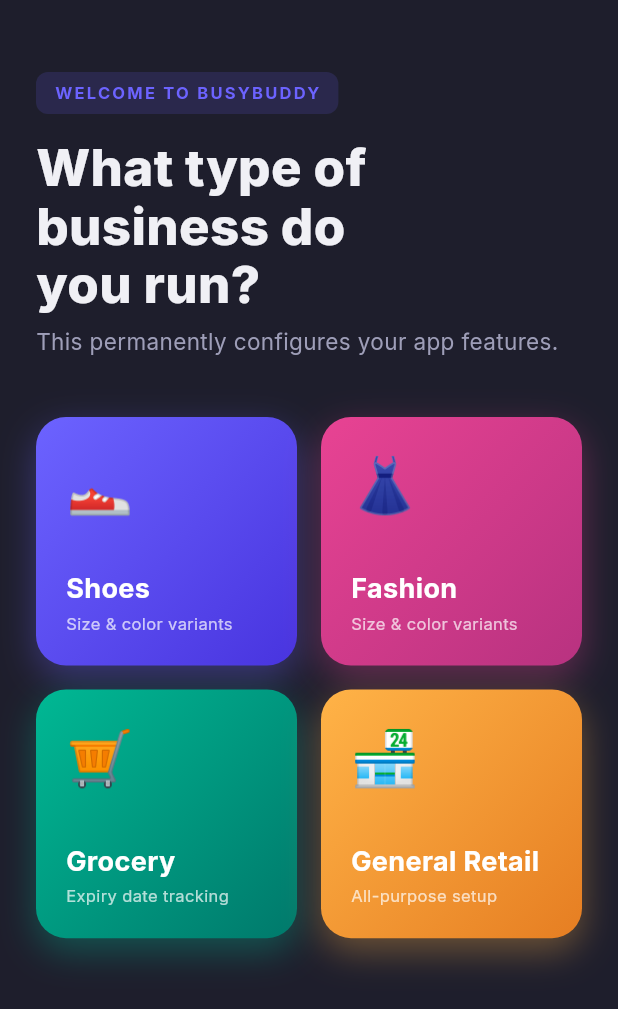
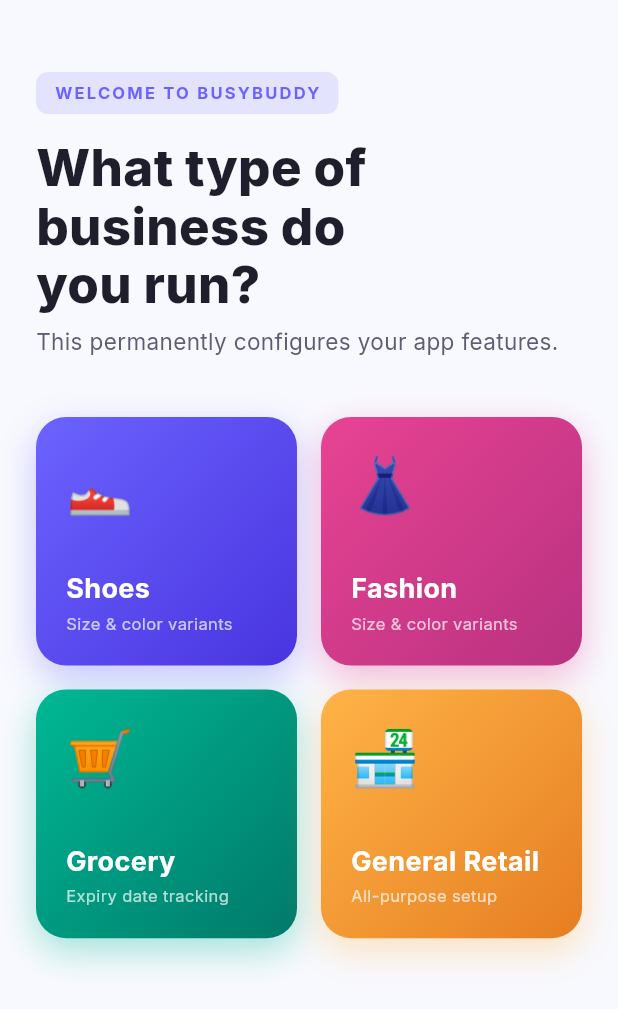
Before and after one commit to mrinalsardar/busybuddy, a Flutter app: the screen it shows after launch, on a phone screen of 412 x 824 dp. Shown: the top 1009 px of the screen. Run offline on Flutter 3.47's test engine with Material 3 defaults, Android fonts, the phone set to English and light mode, and no system bars; our stand-ins replace equatable, flutter_riverpod, go_router, image_picker, material_ui, shared_preferences and 1 more; missing offline and left inert: powersync, sqlite_async; accounts and stored records are empty; statements that could not run were skipped.

Commit message:
feat(theme): add light theme with Light/Dark/System setting

```diff
--- /dev/null
+++ b/lib/core/theme/app_colors.dart
@@ -0,0 +1,122 @@
+import 'package:material_ui/material_ui.dart';
+
+/// The colours that differ between the light and dark themes. Read them with
+/// `context.colors`. The brand purple is the same in both and stays on
+/// [AppTheme].
+class AppColors extends ThemeExtension<AppColors> {
+  const AppColors({
+    required this.background,
+    required this.card,
+    required this.textPrimary,
+    required this.textSecondary,
+    required this.divider,
+    required this.accent,
+    required this.warning,
+    required this.error,
+    required this.success,
+    required this.shadow,
+    required this.buttonSpinner,
+  });
+
+  final Color background;
+  final Color card;
+  final Color textPrimary;
+  final Color textSecondary;
+  final Color divider;
+  // Used as text on the surfaces above and as snack bar backgrounds.
+  final Color accent;
+  final Color warning;
+  final Color error;
+  final Color success;
+  /// Shadow of the bottom bar and cart panel.
+  final Color shadow;
+  /// Progress indicator inside a button that is disabled while busy.
+  final Color buttonSpinner;
+
+  static const dark = AppColors(
+    background: Color(0xFF1E1E2C),
+    card: Color(0xFF2A2A3D),
+    textPrimary: Color(0xFFF0F0F5),
+    textSecondary: Color(0xFF9E9EB8),
+    divider: Color(0xFF3A3A52),
+    accent: Color(0xFF00D9A6),
+    warning: Color(0xFFFFB347),
+    error: Color(0xFFFF6B6B),
+    success: Color(0xFF4ECB71),
+    shadow: Color(0x4D000000),
+    buttonSpinner: Color(0xFFFFFFFF),
+  );
+
+  // The status colours are darker shades of the dark theme's, so that they
+  // stay readable as text on white.
+  static const light = AppColors(
+    background: Color(0xFFF8F9FE),
+    card: Color(0xFFFFFFFF),
+    textPrimary: Color(0xFF1E1E2C),
+    textSecondary: Color(0xFF5C5C75),
+    divider: Color(0xFFD5D6E4),
+    accent: Color(0xFF00755A),
+    warning: Color(0xFF8F5300),
+    error: Color(0xFFC62828),
+    success: Color(0xFF1B7339),
+    shadow: Color(0x1A000000),
+    buttonSpinner: Color(0xFF6C63FF),
+  );
+
+  @override
+  AppColors copyWith({
+    Color? background,
+    Color? card,
+    Color? textPrimary,
+    Color? textSecondary,
+    Color? divider,
+    Color? accent,
+    Color? warning,
+    Color? error,
+    Color? success,
+    Color? shadow,
+    Color? buttonSpinner,
+  }) =>
+      AppColors(
+        background: background ?? this.background,
+        card: card ?? this.card,
+        textPrimary: textPrimary ?? this.textPrimary,
+        textSecondary: textSecondary ?? this.textSecondary,
+        divider: divider ?? this.divider,
+        accent: accent ?? this.accent,
+        warning: warning ?? this.warning,
+        error: error ?? this.error,
+        success: success ?? this.success,
+        shadow: shadow ?? this.shadow,
+        buttonSpinner: buttonSpinner ?? this.buttonSpinner,
+      );
+
+  @override
+  AppColors lerp(AppColors? other, double t) {
+    if (other == null) return this;
+    Color mix(Color a, Color b) => Color.lerp(a, b, t)!;
+    return AppColors(
+      background: mix(background, other.background),
+      card: mix(card, other.card),
+      textPrimary: mix(textPrimary, other.textPrimary),
+      textSecondary: mix(textSecondary, other.textSecondary),
+      divider: mix(divider, other.divider),
+      accent: mix(accent, other.accent),
+      warning: mix(warning, other.warning),
+      error: mix(error, other.error),
+      success: mix(success, other.success),
+      shadow: mix(shadow, other.shadow),
+      buttonSpinner: mix(buttonSpinner, other.buttonSpinner),
+    );
+  }
+}
+
+extension AppColorsContext on BuildContext {
+  /// The active theme's colours. A theme without them (a bare [MaterialApp]
+  /// in a test) gets the set matching its brightness.
+  AppColors get colors {
+    final theme = Theme.of(this);
+    return theme.extension<AppColors>() ??
+        (theme.brightness == Brightness.dark ? AppColors.dark : AppColors.light);
+  }
+}
--- a/lib/core/theme/app_theme.dart
+++ b/lib/core/theme/app_theme.dart
@@ -1,4 +1,7 @@
+import 'package:flutter/services.dart';
 import 'package:material_ui/material_ui.dart';
+
+import 'app_colors.dart';
 
 /// App-wide design tokens and theme builder.
 class AppTheme {
@@ -6,17 +9,8 @@ class AppTheme {
 
   // ── Palette ──────────────────────────────────────────
   static const Color primaryPurple = Color(0xFF6C63FF);
-  static const Color primaryDark = Color(0xFF3F3D56);
-  static const Color surfaceDark = Color(0xFF1E1E2C);
-  static const Color surfaceCard = Color(0xFF2A2A3D);
-  static const Color surfaceLight = Color(0xFFF8F9FE);
   static const Color accent = Color(0xFF00D9A6);
-  static const Color warning = Color(0xFFFFB347);
-  static const Color error = Color(0xFFFF6B6B);
-  static const Color success = Color(0xFF4ECB71);
-  static const Color textPrimary = Color(0xFFF0F0F5);
-  static const Color textSecondary = Color(0xFF9E9EB8);
-  static const Color dividerColor = Color(0xFF3A3A52);
+  // Colours that depend on the theme are in [AppColors].
 
   // ── Radius ───────────────────────────────────────────
   static const double radiusSm = 8;
@@ -30,40 +24,72 @@ class AppTheme {
   static const double spaceLg = 24;
   static const double spaceXl = 32;
 
-  static final ThemeData darkTheme = _buildDarkTheme();
+  static final ThemeData darkTheme = _build(Brightness.dark, AppColors.dark);
+  static final ThemeData lightTheme = _build(Brightness.light, AppColors.light);
 
-  static ThemeData _buildDarkTheme() {
-    final baseText = ThemeData.dark().textTheme.apply(fontFamily: 'Inter');
+  /// Status and navigation bar styling for a theme of [brightness].
+  static SystemUiOverlayStyle overlayStyle(Brightness brightness) {
+    final dark = brightness == Brightness.dark;
+    final icons = dark ? Brightness.light : Brightness.dark;
+    return SystemUiOverlayStyle(
+      statusBarColor: Colors.transparent,
+      statusBarIconBrightness: icons,
+      // iOS names the bar's brightness, not the icons'.
+      statusBarBrightness: brightness,
+      systemNavigationBarColor: (dark ? AppColors.dark : AppColors.light).card,
+      systemNavigationBarIconBrightness: icons,
+    );
+  }
+
+  static ThemeData _build(Brightness brightness, AppColors colors) {
+    final dark = brightness == Brightness.dark;
+    final baseText = (dark ? ThemeData.dark() : ThemeData.light()).textTheme.apply(fontFamily: 'Inter');
     return ThemeData(
       useMaterial3: true,
-      brightness: Brightness.dark,
+      brightness: brightness,
       fontFamily: 'Inter',
-      scaffoldBackgroundColor: surfaceDark,
-      colorScheme: const ColorScheme.dark(
-        primary: primaryPurple,
-        secondary: accent,
-        surface: surfaceCard,
-        error: error,
-        onPrimary: Colors.white,
-        onSurface: textPrimary,
-        onSecondary: Colors.black,
-      ),
+      extensions: [colors],
+      scaffoldBackgroundColor: colors.background,
+      colorScheme: dark
+          ? ColorScheme.dark(
+              primary: primaryPurple,
+              secondary: accent,
+              surface: colors.card,
+              error: colors.error,
+              onPrimary: Colors.white,
+              onSurface: colors.textPrimary,
+              onSecondary: Colors.black,
+            )
+          : ColorScheme.light(
+              primary: primaryPurple,
+              secondary: accent,
+              surface: colors.card,
+              error: colors.error,
+              onPrimary: Colors.white,
+              onSurface: colors.textPrimary,
+              onSecondary: Colors.black,
+              onError: Colors.white,
+              onSurfaceVariant: colors.textSecondary,
+              outline: colors.textSecondary,
+              outlineVariant: colors.divider,
+            ),
       cardTheme: CardThemeData(
-        color: surfaceCard,
+        color: colors.card,
         elevation: 0,
         shape: RoundedRectangleBorder(borderRadius: BorderRadius.circular(radiusMd)),
       ),
       appBarTheme: AppBarTheme(
-        backgroundColor: surfaceDark,
+        backgroundColor: colors.background,
+        systemOverlayStyle: overlayStyle(brightness),
         elevation: 0,
         centerTitle: false,
         titleTextStyle: TextStyle(
           fontFamily: 'Inter',
           fontSize: 20,
           fontWeight: FontWeight.w700,
-          color: textPrimary,
+          color: colors.textPrimary,
         ),
-        iconTheme: const IconThemeData(color: textPrimary),
+        iconTheme: IconThemeData(color: colors.textPrimary),
       ),
       elevatedButtonTheme: ElevatedButtonThemeData(
         style: ElevatedButton.styleFrom(
@@ -86,27 +112,27 @@ class AppTheme {
       ),
       inputDecorationTheme: InputDecorationTheme(
         filled: true,
-        fillColor: surfaceCard,
+        fillColor: colors.card,
         border: OutlineInputBorder(
           borderRadius: BorderRadius.circular(radiusMd),
-          borderSide: const BorderSide(color: dividerColor),
+          borderSide: BorderSide(color: colors.divider),
         ),
         enabledBorder: OutlineInputBorder(
           borderRadius: BorderRadius.circular(radiusMd),
-          borderSide: const BorderSide(color: dividerColor),
+          borderSide: BorderSide(color: colors.divider),
         ),
         focusedBorder: OutlineInputBorder(
           borderRadius: BorderRadius.circular(radiusMd),
           borderSide: const BorderSide(color: primaryPurple, width: 2),
         ),
         contentPadding: const EdgeInsets.symmetric(horizontal: 16, vertical: 14),
-        hintStyle: TextStyle(fontFamily: 'Inter', fontWeight: FontWeight.w400, color: textSecondary, fontSize: 14),
-        labelStyle: TextStyle(fontFamily: 'Inter', fontWeight: FontWeight.w400, color: textSecondary, fontSize: 14),
+        hintStyle: TextStyle(fontFamily: 'Inter', fontWeight: FontWeight.w400, color: colors.textSecondary, fontSize: 14),
+        labelStyle: TextStyle(fontFamily: 'Inter', fontWeight: FontWeight.w400, color: colors.textSecondary, fontSize: 14),
       ),
-      bottomNavigationBarTheme: const BottomNavigationBarThemeData(
-        backgroundColor: surfaceCard,
+      bottomNavigationBarTheme: BottomNavigationBarThemeData(
+        backgroundColor: colors.card,
         selectedItemColor: primaryPurple,
-        unselectedItemColor: textSecondary,
+        unselectedItemColor: colors.textSecondary,
         type: BottomNavigationBarType.fixed,
         elevation: 8,
       ),
@@ -115,15 +141,15 @@ class AppTheme {
         foregroundColor: Colors.white,
         elevation: 4,
       ),
-      dividerTheme: const DividerThemeData(color: dividerColor, thickness: 0.5),
+      dividerTheme: DividerThemeData(color: colors.divider, thickness: 0.5),
       textTheme: baseText.copyWith(
-        headlineLarge: baseText.headlineLarge?.copyWith(color: textPrimary, fontWeight: FontWeight.w800),
-        headlineMedium: baseText.headlineMedium?.copyWith(color: textPrimary, fontWeight: FontWeight.w700),
-        titleLarge: baseText.titleLarge?.copyWith(color: textPrimary, fontWeight: FontWeight.w700),
-        titleMedium: baseText.titleMedium?.copyWith(color: textPrimary, fontWeight: FontWeight.w600),
-        bodyLarge: baseText.bodyLarge?.copyWith(color: textPrimary),
-        bodyMedium: baseText.bodyMedium?.copyWith(color: textSecondary),
-        labelLarge: baseText.labelLarge?.copyWith(color: textPrimary, fontWeight: FontWeight.w600),
+        headlineLarge: baseText.headlineLarge?.copyWith(color: colors.textPrimary, fontWeight: FontWeight.w800),
+        headlineMedium: baseText.headlineMedium?.copyWith(color: colors.textPrimary, fontWeight: FontWeight.w700),
+        titleLarge: baseText.titleLarge?.copyWith(color: colors.textPrimary, fontWeight: FontWeight.w700),
+        titleMedium: baseText.titleMedium?.copyWith(color: colors.textPrimary, fontWeight: FontWeight.w600),
+        bodyLarge: baseText.bodyLarge?.copyWith(color: colors.textPrimary),
+        bodyMedium: baseText.bodyMedium?.copyWith(color: colors.textSecondary),
+        labelLarge: baseText.labelLarge?.copyWith(color: colors.textPrimary, fontWeight: FontWeight.w600),
       ),
     );
   }
--- a/lib/features/profile/screens/profile_type_screen.dart
+++ b/lib/features/profile/screens/profile_type_screen.dart
@@ -3,6 +3,7 @@ import 'package:flutter_riverpod/flutter_riverpod.dart';
 import 'package:go_router/go_router.dart';
 import '../../../core/auth/auth_repository.dart';
 import '../../../core/providers/core_providers.dart';
+import '../../../core/theme/app_colors.dart';
 import '../../../core/theme/app_theme.dart';
 import '../../../core/models/business_profile.dart';
 
@@ -58,7 +59,7 @@ class ProfileTypeScreen extends ConsumerWidget {
                       style: TextStyle(
                         fontSize: 34,
                         fontWeight: FontWeight.w800,
-                        color: AppTheme.textPrimary,
+                        color: context.colors.textPrimary,
                         height: 1.15,
                       ),
                     ),
@@ -68,7 +69,7 @@ class ProfileTypeScreen extends ConsumerWidget {
                       style: TextStyle(
                         fontWeight: FontWeight.w400,
                         fontSize: 15,
-                        color: AppTheme.textSecondary,
+                        color: context.colors.textSecondary,
                       ),
                     ),
                   ],
@@ -106,7 +107,7 @@ class ProfileTypeScreen extends ConsumerWidget {
                         } on AuthFailure catch (e) {
                           if (context.mounted) {
                             ScaffoldMessenger.of(context).showSnackBar(
-                              SnackBar(content: Text('$e'), backgroundColor: AppTheme.error),
+                              SnackBar(content: Text('$e'), backgroundColor: context.colors.error),
                             );
                           }
                         }
--- a/lib/main.dart
+++ b/lib/main.dart
@@ -1,6 +1,7 @@
 import 'package:material_ui/material_ui.dart';
 import 'package:flutter/services.dart';
 import 'package:flutter_riverpod/flutter_riverpod.dart';
+import 'package:shared_preferences/shared_preferences.dart';
 import 'package:supabase_flutter/supabase_flutter.dart';
 import 'core/auth/auth_repository.dart';
 import 'core/db/database_helper.dart';
@@ -10,6 +11,7 @@ import 'core/images/product_image_store.dart';
 import 'core/db/sync_session.dart';
 import 'core/providers/core_providers.dart';
 import 'core/theme/app_theme.dart';
+import 'core/theme/theme_mode_provider.dart';
 import 'core/router/app_router.dart';
 
 // Backend config, passed with --dart-define (never commit real values):
@@ -29,19 +31,14 @@ Future<void> main() async {
     DeviceOrientation.portraitDown,
   ]);
 
-  // Dark status bar
-  SystemChrome.setSystemUIOverlayStyle(const SystemUiOverlayStyle(
-    statusBarColor: Colors.transparent,
-    statusBarIconBrightness: Brightness.light,
-    systemNavigationBarColor: AppTheme.surfaceCard,
-    systemNavigationBarIconBrightness: Brightness.light,
-  ));
-
   // The router needs to know before the first frame whether a stored session
   // exists. Initializing reads it from the device, so it works offline.
   final backend = await _initAuth();
+  // Read before the first frame, so it already uses the saved theme.
+  final preferences = await _loadPreferences();
   runApp(ProviderScope(
     overrides: [
+      preferencesProvider.overrideWithValue(preferences),
       if (backend != null) ...[
         authRepositoryProvider.overrideWithValue(backend.auth),
         productImageStoreProvider.overrideWithValue(backend.images),
@@ -49,6 +46,15 @@ Future<void> main() async {
     ],
     child: const BusyBuddyApp(),
   ));
+}
+
+Future<SharedPreferences?> _loadPreferences() async {
+  try {
+    return await SharedPreferences.getInstance();
+  } catch (e) {
+    debugPrint('Device preferences unavailable: $e');
+    return null;
+  }
 }
 
 /// Starts Supabase Auth and syncing when a backend is configured. Returns
@@ -81,7 +87,14 @@ class BusyBuddyApp extends ConsumerWidget {
     return MaterialApp.router(
       title: 'BusyBuddy',
       debugShowCheckedModeBanner: false,
-      theme: AppTheme.darkTheme,
+      theme: AppTheme.lightTheme,
+      darkTheme: AppTheme.darkTheme,
+      themeMode: ref.watch(themeModeProvider),
+      // For screens without an app bar; app bars set the same style.
+      builder: (context, child) => AnnotatedRegion<SystemUiOverlayStyle>(
+        value: AppTheme.overlayStyle(Theme.of(context).brightness),
+        child: child!,
+      ),
       routerConfig: router,
     );
   }
--- a/pubspec.yaml
+++ b/pubspec.yaml
@@ -23,6 +23,9 @@ dependencies:
   # State management
   flutter_riverpod: ^3.5.0
   riverpod_annotation: ^4.0.8
+
+  # Per-device preferences (theme choice); not synced
+  shared_preferences: ^2.5.6
 
   # Navigation
   go_router: ^18.1.4
```
Also changed, not shown: lib/core/theme/theme_mode_provider.dart (added, +33 -0 lines), lib/features/auth/screens/login_screen.dart (+6 -6 lines), lib/features/auth/screens/owner_conflict_screen.dart (+5 -5 lines), lib/features/auth/screens/syncing_screen.dart (+4 -4 lines), lib/features/home/home_shell.dart (+4 -3 lines), lib/features/inventory/screens/product_form_screen.dart (+17 -16 lines), lib/features/inventory/screens/product_list_screen.dart (+18 -17 lines), lib/features/profile/screens/business_details_screen.dart (+11 -10 lines), lib/features/profile/screens/join_shop_screen.dart (+8 -8 lines), lib/features/sales/screens/pos_screen.dart (+26 -25 lines), lib/features/sales/screens/sale_history_screen.dart (+13 -12 lines), lib/features/settings/screens/settings_screen.dart (+38 -9 lines), pubspec.lock, 1 other file.
